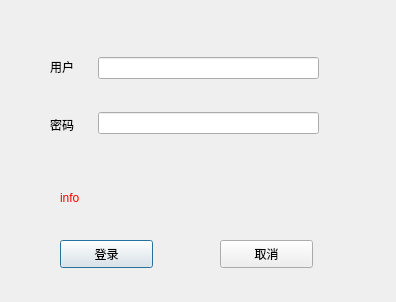
CodePupil-min/eems, file dialog_login.ui: the form before one commit.
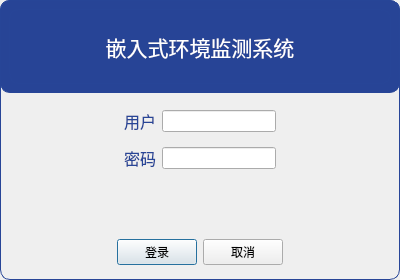
The form after the commit.

Commit message: 用户管理相关操作

Diff of the .ui file:
```diff
--- a/dialog_login.ui
+++ b/dialog_login.ui
@@ -6,103 +6,229 @@
    <rect>
     <x>0</x>
     <y>0</y>
-    <width>396</width>
-    <height>302</height>
+    <width>400</width>
+    <height>280</height>
    </rect>
   </property>
+  <property name="maximumSize">
+   <size>
+    <width>400</width>
+    <height>300</height>
+   </size>
+  </property>
   <property name="windowTitle">
    <string>Dialog</string>
   </property>
-  <widget class="QWidget" name="widget" native="true">
-   <property name="geometry">
-    <rect>
-     <x>98</x>
-     <y>30</y>
-     <width>221</width>
-     <height>131</height>
-    </rect>
+  <property name="styleSheet">
+   <string notr="true">#dialog_login{
+border:1px solid #274597;
+border-radius:10px;
+}</string>
    </property>
    <layout class="QVBoxLayout" name="verticalLayout">
+   <property name="spacing">
+    <number>0</number>
+   </property>
+   <property name="leftMargin">
+    <number>0</number>
+   </property>
+   <property name="topMargin">
+    <number>0</number>
+   </property>
+   <property name="rightMargin">
+    <number>0</number>
+   </property>
+   <property name="bottomMargin">
+    <number>0</number>
+   </property>
     <item>
-     <widget class="QLineEdit" name="username"/>
-    </item>
+    <widget class="QWidget" name="widget_3" native="true">
+     <property name="styleSheet">
+      <string notr="true">background-color: rgb(39, 68, 150);
+color:white;
+border:1px solid #274597;
+border-radius:10px;</string>
+     </property>
+     <layout class="QVBoxLayout" name="verticalLayout_2">
+      <item>
+       <widget class="QLabel" name="label_3">
+        <property name="font">
+         <font>
+          <family>AcadEref</family>
+          <pointsize>16</pointsize>
+         </font>
+        </property>
+        <property name="text">
+         <string>嵌入式环境监测系统</string>
+        </property>
+        <property name="alignment">
+         <set>Qt::AlignCenter</set>
+        </property>
+       </widget>
+      </item>
+     </layout>
+    </widget>
+   </item>
     <item>
+    <widget class="QWidget" name="widget" native="true">
+     <layout class="QGridLayout" name="gridLayout">
+      <item row="1" column="2">
      <widget class="QLineEdit" name="password">
       <property name="echoMode">
        <enum>QLineEdit::Password</enum>
       </property>
      </widget>
     </item>
-   </layout>
-  </widget>
-  <widget class="QWidget" name="widget_2" native="true">
-   <property name="geometry">
-    <rect>
-     <x>50</x>
-     <y>40</y>
-     <width>51</width>
-     <height>111</height>
-    </rect>
-   </property>
-   <layout class="QVBoxLayout" name="verticalLayout_2">
-    <item>
-     <widget class="QLabel" name="label">
-      <property name="text">
-       <string>用户</string>
-      </property>
-     </widget>
-    </item>
-    <item>
-     <widget class="QLabel" name="label_2">
+      <item row="0" column="0" rowspan="2">
+       <spacer name="horizontalSpacer">
+        <property name="orientation">
+         <enum>Qt::Horizontal</enum>
+        </property>
+        <property name="sizeHint" stdset="0">
+         <size>
+          <width>40</width>
+          <height>20</height>
+         </size>
+        </property>
+       </spacer>
+      </item>
+      <item row="0" column="3" rowspan="2">
+       <spacer name="horizontalSpacer_2">
+        <property name="orientation">
+         <enum>Qt::Horizontal</enum>
+        </property>
+        <property name="sizeHint" stdset="0">
+         <size>
+          <width>40</width>
+          <height>20</height>
+         </size>
+        </property>
+       </spacer>
+      </item>
+      <item row="1" column="1">
+       <widget class="QLabel" name="pwdicon">
+        <property name="styleSheet">
+         <string notr="true">color:#274597;
+font:12pt;</string>
+        </property>
       <property name="text">
        <string>密码</string>
       </property>
      </widget>
     </item>
-   </layout>
-  </widget>
-  <widget class="QLabel" name="info">
-   <property name="geometry">
-    <rect>
-     <x>60</x>
-     <y>190</y>
-     <width>261</width>
-     <height>16</height>
-    </rect>
+      <item row="0" column="2">
+       <widget class="QLineEdit" name="username">
+        <property name="sizePolicy">
+         <sizepolicy hsizetype="Expanding" vsizetype="Fixed">
+          <horstretch>0</horstretch>
+          <verstretch>0</verstretch>
+         </sizepolicy>
+        </property>
+       </widget>
+      </item>
+      <item row="0" column="1">
+       <widget class="QLabel" name="usericon">
+        <property name="font">
+         <font>
+          <pointsize>12</pointsize>
+          <weight>50</weight>
+          <italic>false</italic>
+          <bold>false</bold>
+         </font>
    </property>
    <property name="styleSheet">
-    <string notr="true">color:red;</string>
+         <string notr="true">color:#274597;
+font:12pt;</string>
    </property>
    <property name="text">
-    <string>info</string>
-   </property>
-  </widget>
+         <string>用户</string>
+        </property>
+       </widget>
+      </item>
+     </layout>
+    </widget>
+   </item>
+   <item>
+    <widget class="QWidget" name="widget_4" native="true">
+     <layout class="QGridLayout" name="gridLayout_2">
+      <property name="leftMargin">
+       <number>0</number>
+      </property>
+      <property name="topMargin">
+       <number>0</number>
+      </property>
+      <property name="rightMargin">
+       <number>0</number>
+      </property>
+      <property name="bottomMargin">
+       <number>0</number>
+      </property>
+      <item row="2" column="1">
   <widget class="QPushButton" name="login">
-   <property name="geometry">
-    <rect>
-     <x>60</x>
-     <y>240</y>
-     <width>93</width>
-     <height>28</height>
-    </rect>
-   </property>
    <property name="text">
     <string>登录</string>
    </property>
   </widget>
+      </item>
+      <item row="2" column="2">
   <widget class="QPushButton" name="cancel">
-   <property name="geometry">
-    <rect>
-     <x>220</x>
-     <y>240</y>
-     <width>93</width>
-     <height>28</height>
-    </rect>
+        <property name="styleSheet">
+         <string notr="true"/>
    </property>
    <property name="text">
     <string>取消</string>
    </property>
   </widget>
+      </item>
+      <item row="2" column="3">
+       <spacer name="horizontalSpacer_4">
+        <property name="orientation">
+         <enum>Qt::Horizontal</enum>
+        </property>
+        <property name="sizeHint" stdset="0">
+         <size>
+          <width>40</width>
+          <height>20</height>
+         </size>
+        </property>
+       </spacer>
+      </item>
+      <item row="2" column="0">
+       <spacer name="horizontalSpacer_3">
+        <property name="orientation">
+         <enum>Qt::Horizontal</enum>
+        </property>
+        <property name="sizeHint" stdset="0">
+         <size>
+          <width>40</width>
+          <height>20</height>
+         </size>
+        </property>
+       </spacer>
+      </item>
+      <item row="1" column="1" colspan="2">
+       <widget class="QLabel" name="info">
+        <property name="maximumSize">
+         <size>
+          <width>16777215</width>
+          <height>20</height>
+         </size>
+        </property>
+        <property name="styleSheet">
+         <string notr="true">color:red;</string>
+        </property>
+        <property name="text">
+         <string/>
+        </property>
+        <property name="alignment">
+         <set>Qt::AlignCenter</set>
+        </property>
+       </widget>
+      </item>
+     </layout>
+    </widget>
+   </item>
+  </layout>
  </widget>
  <resources/>
  <connections/>
```
Lines whose indentation alone changed are shown as unchanged. The commit also changes 17 other files.
